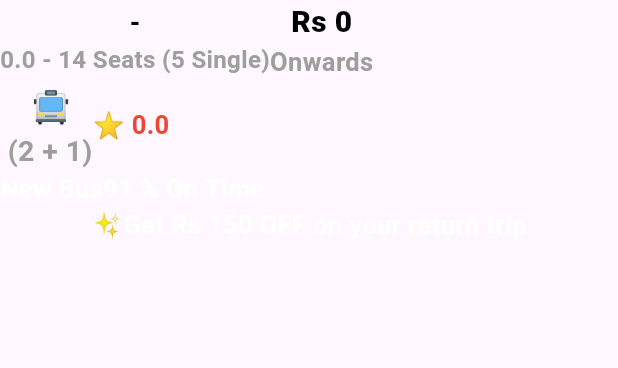
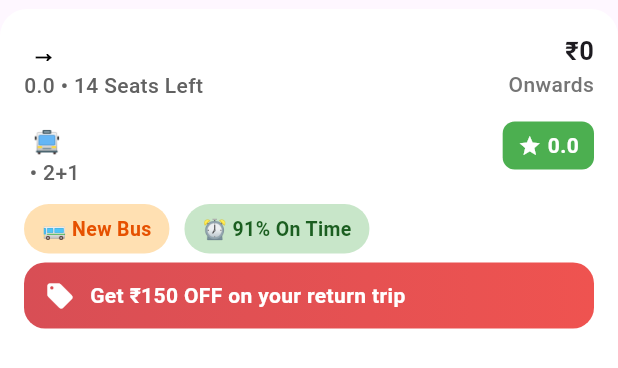
Before and after one commit to mothgharenimish/TravelsApp, a Flutter app: the Travelscard widget shown alone on an empty page, opened directly with empty values, on a phone screen of 412 x 824 dp. Shown: the top 368 px of the screen. Run offline on Flutter 3.47's test engine with Material 3 defaults, Android fonts, the phone set to English and light mode, and no system bars; our stand-ins replace dio, flutter_bloc, shared_preferences; accounts and stored records are empty; network calls fail.

Commit message:
Eighth Commit

```diff
--- a/lib/bloc/loginbloc/loginbloc.dart
+++ b/lib/bloc/loginbloc/loginbloc.dart
@@ -9,7 +9,7 @@ class LoginCubit extends Cubit<LoginState> {
 
   Dio dio = Dio();
 
-  String loginurl = "http://192.168.1.7:9999/user-login";
+  String loginurl = "http://192.168.1.8:9999/user-login";
 
   Future<void> LoginApi({
     required String email,
--- a/lib/bloc/registrationbloc/registrationbloc.dart
+++ b/lib/bloc/registrationbloc/registrationbloc.dart
@@ -7,7 +7,7 @@ class Registrationbloc extends Cubit<RegistrationState> {
 
   Dio dio = Dio();
 
-  String registrationUrl = "http://192.168.1.4:9999/user-registration";
+  String registrationUrl = "http://192.168.1.8:9999/user-registration";
 
   Future<void> Registrationapi() async {
     emit(state.copyWith(isValidRegistration: true));
--- a/lib/bloc/travelsbloc/travelsapibloc.dart
+++ b/lib/bloc/travelsbloc/travelsapibloc.dart
@@ -12,7 +12,7 @@ class TravelsCubit extends Cubit<TravelsapiState> {
   // late String todaydate  = "${today.day}-${today.month}-${today.year}";
   // late String futuredate = "${futureDate.day}-${futureDate.month}-${futureDate.year}";
 
-  String travelsapiurl = "http://192.168.1.9:9999/travels-read";
+  String travelsapiurl = "http://192.168.1.8:9999/travels-read";
 
   Future<void> TravelGetAPI() async {
     try {
--- a/lib/screens/Home/travelscard.dart
+++ b/lib/screens/Home/travelscard.dart
@@ -3,7 +3,8 @@ import 'package:travelsbookingapp/model/travelsmodel.dart';
 
 class Travelscard extends StatefulWidget {
   final TravelsData travelsdata;
-  Travelscard({super.key, required this.travelsdata});
+
+  const Travelscard({super.key, required this.travelsdata});
 
   @override
   State<Travelscard> createState() => _TravelscardState();
@@ -13,101 +14,232 @@ class _TravelscardState extends State<Travelscard> {
   @override
   Widget build(BuildContext context) {
     return Container(
+      margin: const EdgeInsets.symmetric(horizontal: 0, vertical: 6),
+
+      padding: const EdgeInsets.all(16),
+
+      decoration: BoxDecoration(
+        color: Colors.white,
+        borderRadius: BorderRadius.circular(18),
+
+        // boxShadow: [
+        //   BoxShadow(
+        //     color: Colors.black.withOpacity(0.06),
+        //     blurRadius: 12,
+        //     spreadRadius: 1,
+        //     offset: const Offset(0, 4),
+        //   ),
+        // ],
+      ),
+
       child: Column(
+        crossAxisAlignment: CrossAxisAlignment.start,
         children: [
           Row(
+            crossAxisAlignment: CrossAxisAlignment.start,
+            mainAxisAlignment: MainAxisAlignment.spaceBetween,
+
             children: [
-              Column(
+              Expanded(
+                child: Column(
+                  crossAxisAlignment: CrossAxisAlignment.start,
                   children: [
                     Text(
-                    "${widget.travelsdata.boardingtime} - ${widget.travelsdata.droppingtime}",
-                    style: TextStyle(
-                      fontSize: 18,
-                      fontWeight: FontWeight.w700,
+                      "${widget.travelsdata.boardingtime} → ${widget.travelsdata.droppingtime}",
+
+                      style: const TextStyle(
+                        fontSize: 17,
+                        fontWeight: FontWeight.w600,
                         color: Colors.black,
                       ),
                     ),
+
                     Text(
-                    "${widget.travelsdata.timeDifference} - 14 Seats (5 Single)",
+                      "${widget.travelsdata.timeDifference} • 14 Seats Left",
                       style: TextStyle(
-                      fontSize: 16,
-                      fontWeight: FontWeight.w600,
-                      color: Colors.grey,
+                        fontSize: 14,
+                        fontWeight: FontWeight.w500,
+                        color: Colors.grey.shade700,
                       ),
                     ),
                   ],
                 ),
+              ),
+
               Column(
+                crossAxisAlignment: CrossAxisAlignment.end,
                 children: [
                   Text(
-                    "Rs ${widget.travelsdata.price}",
-                    style: TextStyle(
-                      fontSize: 20,
-                      fontWeight: FontWeight.w800,
-                      color: Colors.black,
+                    "₹${widget.travelsdata.price}",
+
+                    style: const TextStyle(
+                      fontSize: 17,
+                      fontWeight: FontWeight.bold,
                     ),
                   ),
+
                   Text(
                     "Onwards",
+
                     style: TextStyle(
-                      fontSize: 17,
-                      fontWeight: FontWeight.w600,
-                      color: Colors.grey,
+                      fontSize: 14,
+                      fontWeight: FontWeight.w500,
+                      color: Colors.grey.shade600,
                     ),
                   ),
                 ],
               ),
             ],
           ),
+
+           SizedBox(height: 14),
+
           Row(
+            mainAxisAlignment: MainAxisAlignment.spaceBetween,
+            crossAxisAlignment: CrossAxisAlignment.start,
+
             children: [
-              Column(
+              Expanded(
+                child: Column(
+                  crossAxisAlignment: CrossAxisAlignment.start,
                   children: [
                     Text(
                       "${widget.travelsdata.travelscompanyname} 🚍",
-                    style: TextStyle(
-                      fontSize: 24,
-                      fontWeight: FontWeight.bold,
+
+                      maxLines: 1,
+                      overflow: TextOverflow.ellipsis,
+
+                      style: const TextStyle(
+                        fontSize: 17,
+                        fontWeight: FontWeight.w700,
                         color: Colors.black,
                       ),
                     ),
+
                     Text(
-                    "${widget.travelsdata.bustype} (2 + 1)",
+                      "${widget.travelsdata.bustype} • 2+1",
+
                       style: TextStyle(
-                      fontSize: 19,
-                      fontWeight: FontWeight.w700,
-                      color: Colors.grey,
+                        fontSize: 14,
+                        fontWeight: FontWeight.w500,
+                        color: Colors.grey.shade700,
                       ),
                     ),
                   ],
                 ),
+              ),
+
+              Container(
+                padding: const EdgeInsets.symmetric(
+                  horizontal: 10,
+                  vertical: 6,
+                ),
+
+                decoration: BoxDecoration(
+                  color: Colors.green,
+                  borderRadius: BorderRadius.circular(8),
+                ),
+
+                child: Row(
+                  children: [
+                    const Icon(Icons.star, size: 16, color: Colors.white),
+
+                    const SizedBox(width: 4),
+
                     Text(
-                "⭐ ${widget.travelsdata.rating}",
-                style: TextStyle(
-                  fontSize: 17,
+                      "${widget.travelsdata.rating}",
+
+                      style: const TextStyle(
+                        color: Colors.white,
                         fontWeight: FontWeight.w700,
-                  color: Colors.red,
+                        fontSize: 14,
                       ),
                     ),
                   ],
                 ),
-          Row(
+              ),
+            ],
+          ),
+
+          const SizedBox(height: 11),
+          Wrap(
+            spacing: 10,
+            runSpacing: 10,
+
             children: [
               Container(
+                padding: const EdgeInsets.symmetric(
+                  horizontal: 12,
+                  vertical: 7,
+                ),
+
+                decoration: BoxDecoration(
+                  color: Colors.orange.shade100,
+                  borderRadius: BorderRadius.circular(30),
+                ),
+
                 child: Text(
-                  "New Bus",
+                  "🚌 New Bus",
+
                   style: TextStyle(
-                    fontSize: 17,
+                    fontSize: 13,
                     fontWeight: FontWeight.w600,
-                    color: Colors.white,
+                    color: Colors.orange.shade900,
                   ),
                 ),
               ),
+
               Container(
+                padding: const EdgeInsets.symmetric(
+                  horizontal: 12,
+                  vertical: 7,
+                ),
+
+                decoration: BoxDecoration(
+                  color: Colors.green.shade100,
+                  borderRadius: BorderRadius.circular(30),
+                ),
+
                 child: Text(
-                  "91 % On Time",
+                  "⏰ 91% On Time",
+
                   style: TextStyle(
-                    fontSize: 17,
+                    fontSize: 13,
+                    fontWeight: FontWeight.w600,
+                    color: Colors.green.shade900,
+                  ),
+                ),
+              ),
+            ],
+          ),
+
+          const SizedBox(height: 6),
+
+          Container(
+            width: double.infinity,
+
+            padding: const EdgeInsets.symmetric(horizontal: 14, vertical: 12),
+
+            decoration: BoxDecoration(
+              gradient: const LinearGradient(
+                colors: [Color(0xFFD84E55), Color(0xFFEF5350)],
+              ),
+
+              borderRadius: BorderRadius.circular(14),
+            ),
+
+            child: const Row(
+              children: [
+                Icon(Icons.local_offer, color: Colors.white, size: 20),
+
+                SizedBox(width: 10),
+
+                Expanded(
+                  child: Text(
+                    "Get ₹150 OFF on your return trip",
+
+                    style: TextStyle(
+                      fontSize: 14,
                       fontWeight: FontWeight.w600,
                       color: Colors.white,
                     ),
@@ -115,15 +247,6 @@ class _TravelscardState extends State<Travelscard> {
                 ),
               ],
             ),
-          Container(
-            child: Text(
-              "✨Get Rs 150 OFF on your return trip",
-              style: TextStyle(
-                fontSize: 17,
-                fontWeight: FontWeight.w600,
-                color: Colors.white,
-              ),
-            ),
           ),
         ],
       ),
```
Also changed, not shown: lib/model/selectedseatsmodel.dart (added, +70 -0 lines), lib/screens/Home/home.dart (+53 -52 lines), lib/screens/Home/searchcard.dart (+5 -5 lines), lib/screens/login/login.dart (+19 -8 lines), lib/screens/registration/registration.dart (+25 -8 lines), lib/screens/selectedseats/selectedseats.dart (added, +17 -0 lines). Lines whose indentation alone changed are shown as unchanged.
